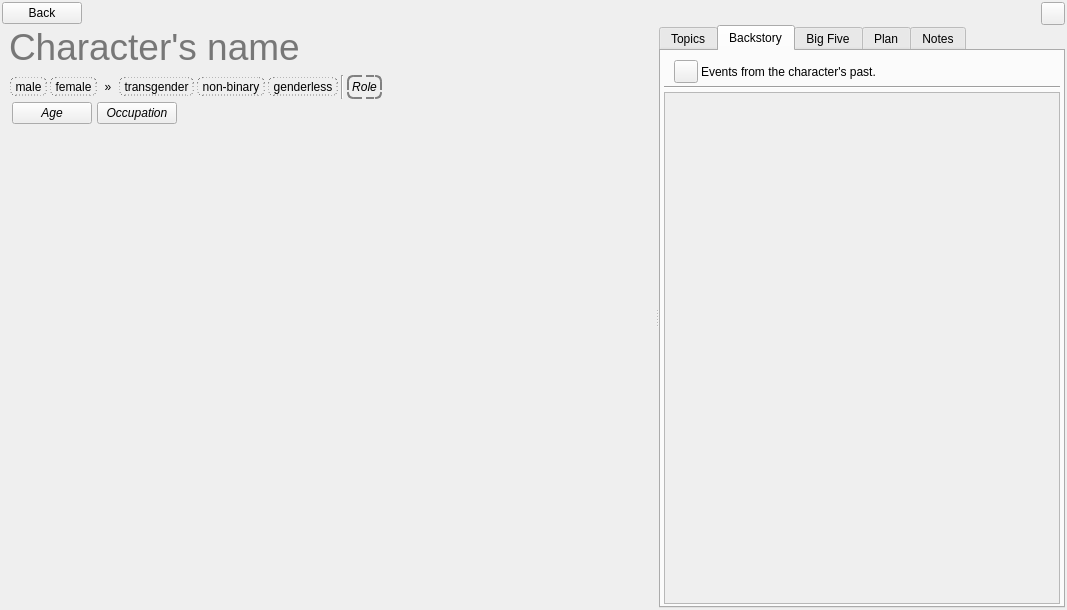
Before: the Qt Designer form ui/character_editor.ui in zkovari/plotlyst, drawn with Qt 5.
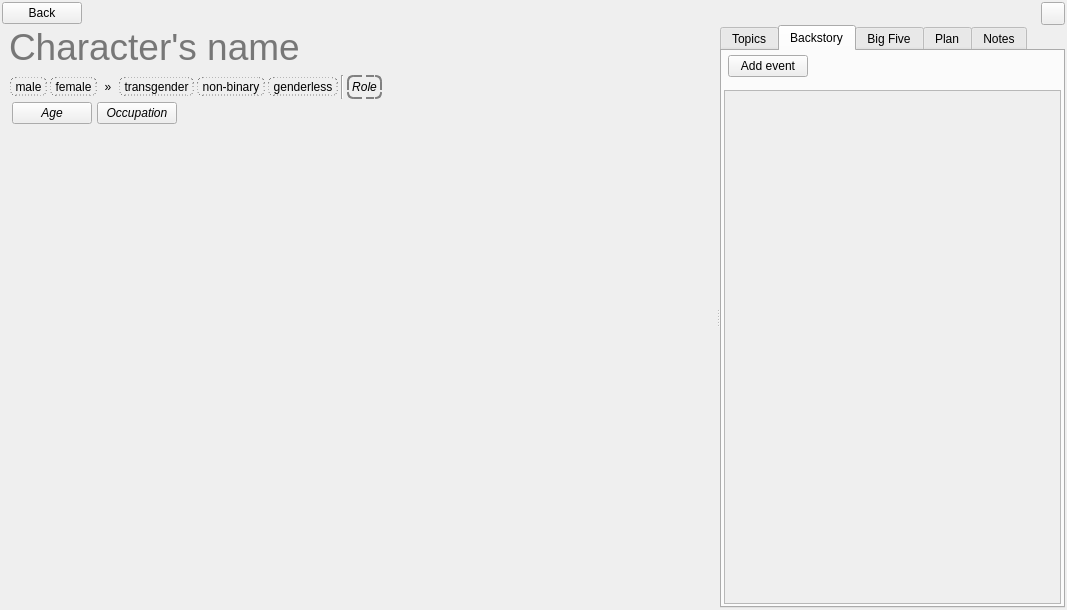
After: the same form once the commit is applied. The open tabs and pages were chosen to show the change. Custom widgets are drawn as their Qt base class.

Commit message: Apply same style for backstory addButton

```diff
--- a/ui/character_editor.ui
+++ b/ui/character_editor.ui
@@ -627,13 +627,13 @@
          <number>3</number>
         </property>
         <property name="leftMargin">
-         <number>3</number>
+         <number>2</number>
         </property>
         <property name="topMargin">
-         <number>9</number>
+         <number>2</number>
         </property>
         <property name="rightMargin">
-         <number>3</number>
+         <number>2</number>
         </property>
         <property name="bottomMargin">
          <number>2</number>
@@ -643,27 +643,37 @@
           <property name="spacing">
            <number>3</number>
           </property>
+          <property name="leftMargin">
+           <number>4</number>
+          </property>
+          <property name="topMargin">
+           <number>2</number>
+          </property>
+          <property name="rightMargin">
+           <number>2</number>
+          </property>
+          <property name="bottomMargin">
+           <number>10</number>
+          </property>
           <item>
-           <widget class="QLabel" name="label">
-            <property name="text">
-             <string/>
+           <widget class="QPushButton" name="btnNewBackstory">
+            <property name="cursor">
+             <cursorShape>PointingHandCursor</cursorShape>
             </property>
-           </widget>
-          </item>
-          <item>
-           <widget class="QToolButton" name="btnNewBackstory">
             <property name="focusPolicy">
              <enum>Qt::ClickFocus</enum>
             </property>
-            <property name="text">
-             <string/>
+            <property name="toolTip">
+             <string>Add new backstory event</string>
             </property>
-           </widget>
-          </item>
-          <item>
-           <widget class="QLabel" name="label_2">
             <property name="text">
-             <string>Events from the character's past.</string>
+             <string>Add event</string>
+            </property>
+            <property name="base" stdset="0">
+             <bool>true</bool>
+            </property>
+            <property name="positive" stdset="0">
+             <bool>true</bool>
             </property>
            </widget>
           </item>
@@ -682,13 +692,6 @@
           </item>
          </layout>
         </item>
-        <item>
-         <widget class="Line" name="line">
-          <property name="orientation">
-           <enum>Qt::Horizontal</enum>
-          </property>
-         </widget>
-        </item>
         <item>
          <widget class="QScrollArea" name="scrollArea">
           <property name="focusPolicy">
@@ -702,8 +705,8 @@
             <rect>
              <x>0</x>
              <y>0</y>
-             <width>376</width>
-             <height>508</height>
+             <width>378</width>
+             <height>512</height>
             </rect>
            </property>
            <property name="styleSheet">
```
Left out of the diff: 2 changed lines with no effect on the pictures. The commit also changes 1 other file.
